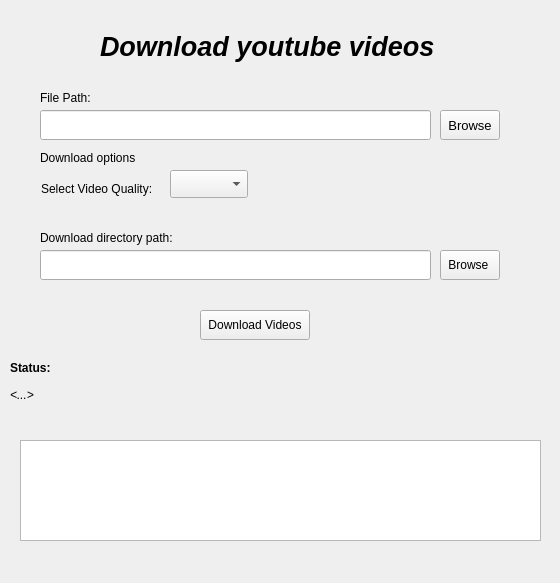
Old version of the form yTGui.ui in the repository RaghuKA/PyQtYouTube-dl.
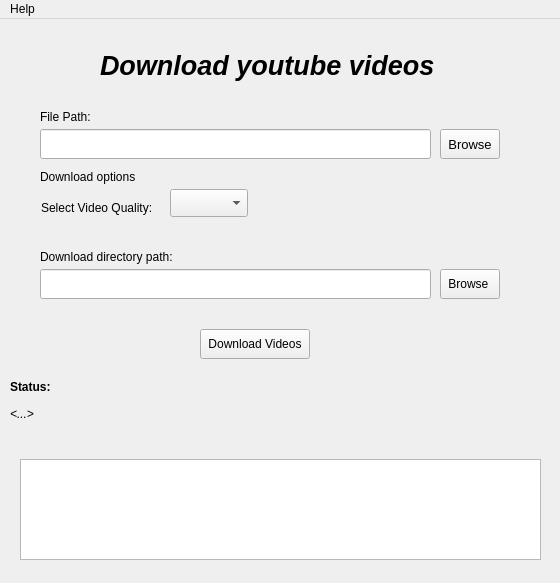
New version of the form.

Commit message: Added Help Menu and About without Messagebox popup

```diff
--- a/yTGui.ui
+++ b/yTGui.ui
@@ -248,6 +248,13 @@
      <height>25</height>
     </rect>
    </property>
+   <widget class="QMenu" name="HelpMenu">
+    <property name="title">
+     <string>Help</string>
+    </property>
+    <addaction name="actionAbout"/>
+   </widget>
+   <addaction name="HelpMenu"/>
   </widget>
  </widget>
  <resources/>
```
Left out of the diff: 5 changed lines with no effect on the pictures. The commit also changes 1 other file.
